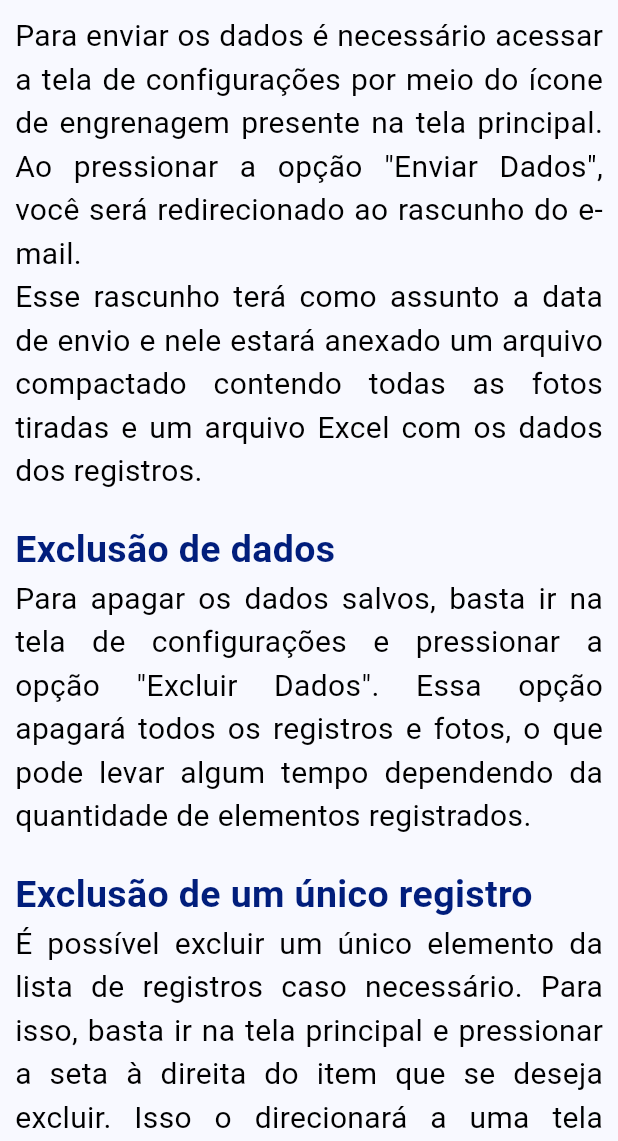
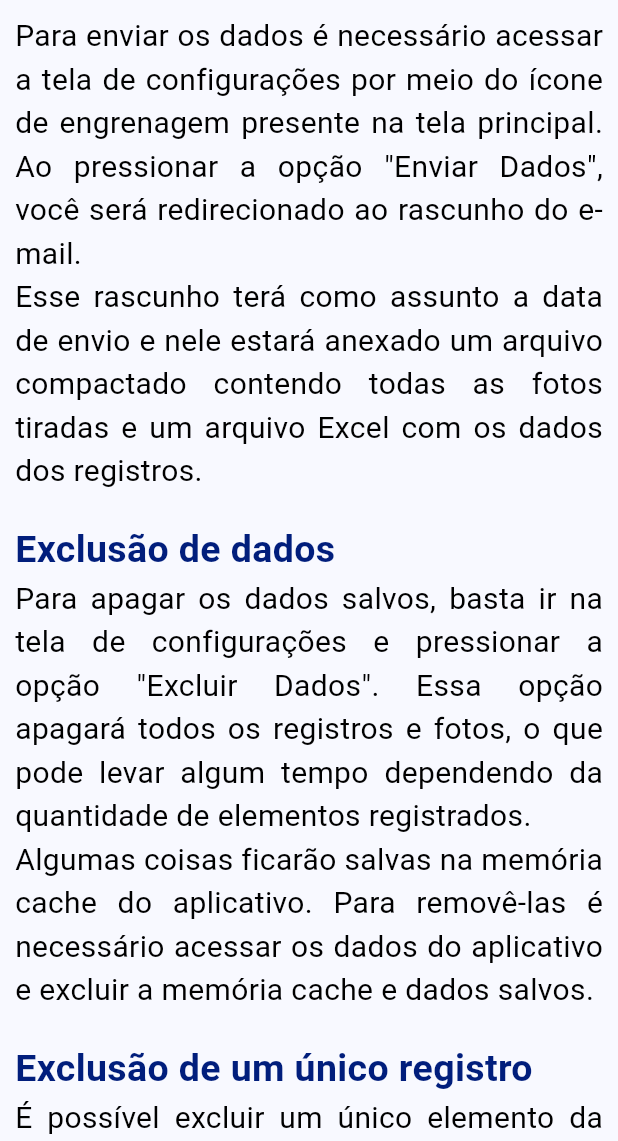
Before and after one commit to Rodrigo-SE03/app-vazamentos, a Flutter app: the InfoScreen screen opened directly, scrolled down 408 dp, on a phone screen of 412 x 824 dp, the part 95-1236 px from its top. Run offline on Flutter 3.47's test engine with Material 2 defaults, Android fonts, the phone set to English and light mode, and no system bars; our stand-ins replace image_picker, objectbox; missing offline and left inert: flutter_email_sender, gal, photo_manager, syncfusion_flutter_xlsio; generated files the repository leaves out were written again.

Commit message:
Ajuste na lista

```diff
--- a/ar_comprimido/lib/info.dart
+++ b/ar_comprimido/lib/info.dart
@@ -63,10 +63,10 @@ class InfoScreen extends StatelessWidget {
           Padding(
             padding: EdgeInsets.symmetric(horizontal: 10),
             child: Text(
-              'Para apagar os dados salvos, basta ir na tela de configurações e pressionar a opção "Excluir Dados". Essa opção apagará todos os registros e fotos, o que pode levar algum tempo dependendo da quantidade de elementos registrados.',
+              'Para apagar os dados salvos, basta ir na tela de configurações e pressionar a opção "Excluir Dados". Essa opção apagará todos os registros e fotos, o que pode levar algum tempo dependendo da quantidade de elementos registrados.\nAlgumas coisas ficarão salvas na memória cache do aplicativo. Para removê-las é necessário acessar os dados do aplicativo e excluir a memória cache e dados salvos.',
               style: bodyFont(),
               textAlign: TextAlign.justify,
-            ),
+            ), //Seria bom colocar uma imagem disso nessa parte
           ),
           Padding(
             padding: EdgeInsets.only(left: 10, right: 10, top: 20),
--- a/ar_comprimido/lib/main.dart
+++ b/ar_comprimido/lib/main.dart
@@ -132,6 +132,7 @@ class _ListaRegistrosState extends State<ListaRegistros> {
         itemBuilder: (BuildContext context, int index) {
           return Row(
             mainAxisAlignment: MainAxisAlignment.start,
+            mainAxisSize: MainAxisSize.max,
             children: [
               Container(
                   width: 90,
@@ -163,6 +164,9 @@ class _ListaRegistrosState extends State<ListaRegistros> {
                   ],
                 ),
               ),
+              const Spacer(
+                flex: 1,
+              ),
               Padding(
                 padding: const EdgeInsets.only(left: 100),
                 child: IconButton(
```
